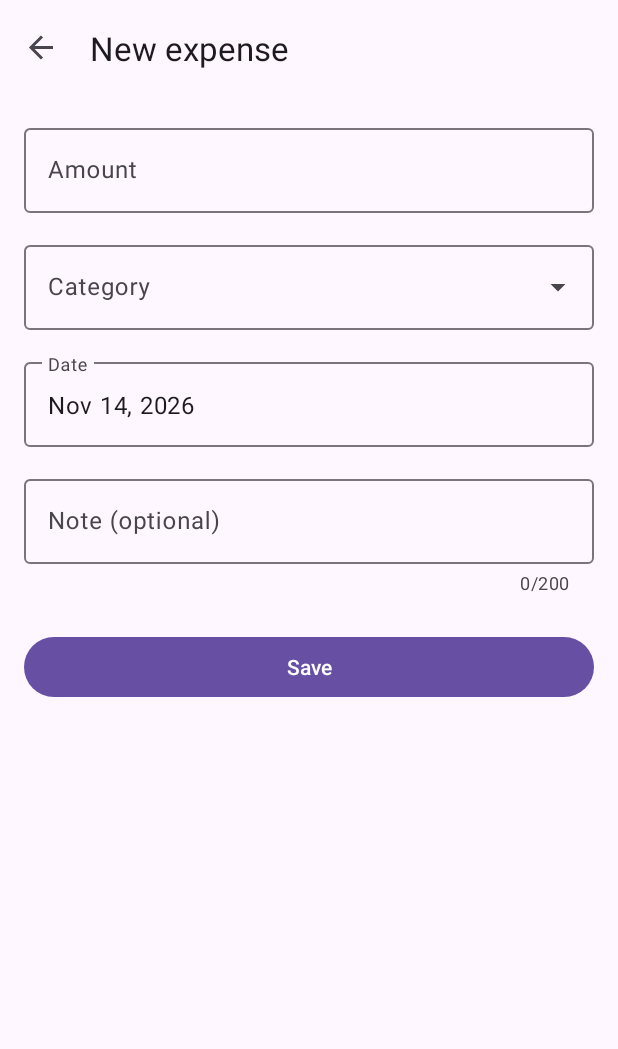
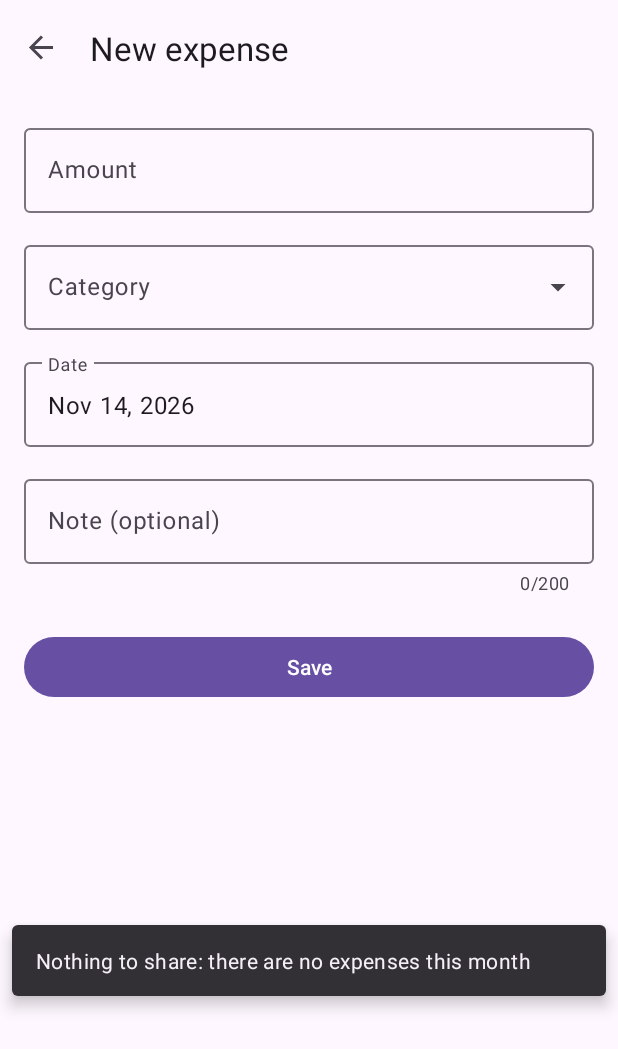
Before and after one commit to KristiyanMakedonski1020/MobileApps2025-2401321020, an Android app: the screen it shows after launch (MainActivity), after a tap on "Add expense", on a phone screen of 412 x 824 dp. Shown: the top 1049 px of the screen. Run offline under Robolectric (Android 15) with nearby library versions, the phone set to English and light mode, and no system bars; our stand-ins replace Room's generated code, navigation-ui; 1 other tap on this screen came first.

Commit message:
feat: add share monthly report via Share Intent

```diff
--- a/app/src/main/res/drawable/ic_share.xml
+++ b/app/src/main/res/drawable/ic_share.xml
@@ -13,7 +13,7 @@
   ~ See the License for the specific language governing permissions and
   ~ limitations under the License.
   -->
-<vector xmlns:android="http://schemas.android.com/apk/res/android" android:height="24dp" android:tint="#000000" android:viewportHeight="24" android:viewportWidth="24" android:width="24dp">
+<vector xmlns:android="http://schemas.android.com/apk/res/android" android:height="24dp" android:tint="?attr/colorControlNormal" android:viewportHeight="24" android:viewportWidth="24" android:width="24dp">
 
     <path android:fillColor="@android:color/white" android:pathData="M18,16.08c-0.76,0 -1.44,0.3 -1.96,0.77L8.91,12.7c0.05,-0.23 0.09,-0.46 0.09,-0.7s-0.04,-0.47 -0.09,-0.7l7.05,-4.11c0.54,0.5 1.25,0.81 2.04,0.81 1.66,0 3,-1.34 3,-3s-1.34,-3 -3,-3 -3,1.34 -3,3c0,0.24 0.04,0.47 0.09,0.7L8.04,9.81C7.5,9.31 6.79,9 6,9c-1.66,0 -3,1.34 -3,3s1.34,3 3,3c0.79,0 1.5,-0.31 2.04,-0.81l7.12,4.16c-0.05,0.21 -0.08,0.43 -0.08,0.65 0,1.61 1.31,2.92 2.92,2.92 1.61,0 2.92,-1.31 2.92,-2.92s-1.31,-2.92 -2.92,-2.92z"/>
 
--- /dev/null
+++ b/app/src/main/res/menu/expenses_toolbar_menu.xml
@@ -0,0 +1,9 @@
+<?xml version="1.0" encoding="utf-8"?>
+<menu xmlns:android="http://schemas.android.com/apk/res/android"
+    xmlns:app="http://schemas.android.com/apk/res-auto">
+    <item
+        android:id="@+id/action_share_report"
+        android:icon="@drawable/ic_share"
+        android:title="@string/share_report"
+        app:showAsAction="ifRoom" />
+</menu>
--- a/app/src/main/res/values/strings.xml
+++ b/app/src/main/res/values/strings.xml
@@ -75,4 +75,10 @@
     <string name="budget_line">%1$s of %2$s (%3$d%%)</string>
     <string name="budget_line_exceeded">%1$s of %2$s (%3$d%%) · Over budget</string>
 
+    <!-- Share report -->
+    <string name="share_report">Share report</string>
+    <string name="report_subject">Expense report - %1$s</string>
+    <string name="no_app_to_share">No app available to share the report</string>
+    <string name="nothing_to_share">Nothing to share: there are no expenses this month</string>
+
 </resources>
```
Also changed, not shown: app/src/main/java/com/mobileapp2025/expensebudget/domain/ReportLineBuilder.kt (added, +27 -0 lines), app/src/main/java/com/mobileapp2025/expensebudget/ui/expenses/ExpensesFragment.kt (+53 -1 lines), app/src/main/java/com/mobileapp2025/expensebudget/ui/expenses/ExpensesViewModel.kt (+12 -0 lines), app/src/main/java/com/mobileapp2025/expensebudget/ui/expenses/ExpensesAdapter.kt (renamed from app/src/main/java/com/mobileapp2025/expensebudget/ui/expenses/EcpensesAdapter.kt), 1 other file.
